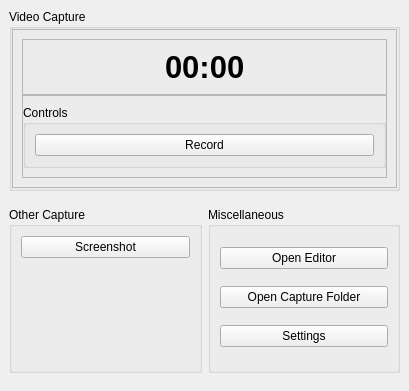
First picture: the form in src/gui/main_window/MainWindow.ui, repository ephell/ClipIt-Screen-Capture-App, before the edit.
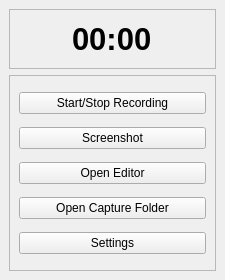
Second picture: the form after the edit. Custom widgets are drawn as their Qt base class.

Patch:
```diff
--- a/src/gui/main_window/MainWindow.ui
+++ b/src/gui/main_window/MainWindow.ui
@@ -6,53 +6,53 @@
    <rect>
     <x>0</x>
     <y>0</y>
-    <width>409</width>
-    <height>391</height>
+    <width>225</width>
+    <height>280</height>
    </rect>
   </property>
+  <property name="sizePolicy">
+   <sizepolicy hsizetype="Fixed" vsizetype="Fixed">
+    <horstretch>0</horstretch>
+    <verstretch>0</verstretch>
+   </sizepolicy>
+  </property>
+  <property name="minimumSize">
+   <size>
+    <width>225</width>
+    <height>280</height>
+   </size>
+  </property>
+  <property name="maximumSize">
+   <size>
+    <width>225</width>
+    <height>280</height>
+   </size>
+  </property>
   <property name="windowTitle">
    <string>ClipIt</string>
   </property>
   <widget class="QWidget" name="central_widget">
    <layout class="QVBoxLayout" name="central_layout">
     <item>
-     <widget class="QGroupBox" name="video_capture_groupbox">
-      <property name="title">
-       <string>Video Capture</string>
-      </property>
-      <layout class="QVBoxLayout" name="video_capture_groupbox_layout">
-       <property name="spacing">
-        <number>6</number>
-       </property>
-       <property name="leftMargin">
-        <number>0</number>
-       </property>
-       <property name="topMargin">
-        <number>0</number>
-       </property>
-       <property name="rightMargin">
-        <number>0</number>
-       </property>
-       <property name="bottomMargin">
-        <number>0</number>
-       </property>
-       <item>
-        <widget class="QFrame" name="video_capture_main_frame">
-         <property name="frameShape">
-          <enum>QFrame::StyledPanel</enum>
-         </property>
-         <property name="frameShadow">
-          <enum>QFrame::Raised</enum>
-         </property>
-         <layout class="QVBoxLayout" name="viceo_capture_main_frame_layout">
-          <property name="spacing">
-           <number>0</number>
-          </property>
-          <property name="leftMargin">
-           <number>9</number>
-          </property>
-          <item>
            <widget class="QFrame" name="capture_timer_frame">
+      <property name="sizePolicy">
+       <sizepolicy hsizetype="Preferred" vsizetype="Fixed">
+        <horstretch>0</horstretch>
+        <verstretch>0</verstretch>
+       </sizepolicy>
+      </property>
+      <property name="minimumSize">
+       <size>
+        <width>0</width>
+        <height>60</height>
+       </size>
+      </property>
+      <property name="maximumSize">
+       <size>
+        <width>16777215</width>
+        <height>60</height>
+       </size>
+      </property>
             <property name="frameShape">
              <enum>QFrame::StyledPanel</enum>
             </property>
@@ -109,76 +109,21 @@
            </widget>
           </item>
           <item>
-           <widget class="QFrame" name="video_capture_controls_and_settings_container_frame">
+     <widget class="QFrame" name="button_frame">
             <property name="frameShape">
              <enum>QFrame::StyledPanel</enum>
             </property>
             <property name="frameShadow">
              <enum>QFrame::Raised</enum>
             </property>
-            <layout class="QHBoxLayout" name="video_capture_controls_and_settings_container_frame_layout">
-             <property name="leftMargin">
-              <number>0</number>
-             </property>
-             <property name="rightMargin">
-              <number>0</number>
-             </property>
-             <item>
-              <widget class="QGroupBox" name="video_capture_controls_group_box">
-               <property name="title">
-                <string>Controls</string>
-               </property>
-               <layout class="QVBoxLayout" name="video_capture_controls_group_box_layout">
-                <item>
-                 <layout class="QHBoxLayout" name="start_stop_button_h_layout">
+      <layout class="QVBoxLayout" name="verticalLayout">
                   <item>
                    <widget class="RecordButton" name="record_button">
                     <property name="text">
-                     <string>Record</string>
+          <string>Start/Stop Recording</string>
                     </property>
                    </widget>
                   </item>
-                 </layout>
-                </item>
-               </layout>
-              </widget>
-             </item>
-            </layout>
-           </widget>
-          </item>
-         </layout>
-        </widget>
-       </item>
-      </layout>
-     </widget>
-    </item>
-    <item>
-     <spacer name="central_widget_v_spacer">
-      <property name="orientation">
-       <enum>Qt::Vertical</enum>
-      </property>
-      <property name="sizeType">
-       <enum>QSizePolicy::Fixed</enum>
-      </property>
-      <property name="sizeHint" stdset="0">
-       <size>
-        <width>20</width>
-        <height>10</height>
-       </size>
-      </property>
-     </spacer>
-    </item>
-    <item>
-     <layout class="QHBoxLayout" name="other_capture_and_miscellaneous_h_layout">
-      <property name="bottomMargin">
-       <number>9</number>
-      </property>
-      <item>
-       <widget class="QGroupBox" name="other_capture_group_box">
-        <property name="title">
-         <string>Other Capture</string>
-        </property>
-        <layout class="QVBoxLayout" name="other_capture_group_box_layout">
          <item>
           <widget class="ScreenshotButton" name="screenshot_button">
            <property name="text">
@@ -187,28 +132,6 @@
           </widget>
          </item>
          <item>
-          <spacer name="other_capture_group_box_v_spacer">
-           <property name="orientation">
-            <enum>Qt::Vertical</enum>
-           </property>
-           <property name="sizeHint" stdset="0">
-            <size>
-             <width>20</width>
-             <height>40</height>
-            </size>
-           </property>
-          </spacer>
-         </item>
-        </layout>
-       </widget>
-      </item>
-      <item>
-       <widget class="QGroupBox" name="miscellaneous_group_box">
-        <property name="title">
-         <string>Miscellaneous</string>
-        </property>
-        <layout class="QVBoxLayout" name="miscellaneous_group_box_layout">
-         <item>
           <widget class="OpenEditorButton" name="open_editor_button">
            <property name="text">
             <string>Open Editor</string>
@@ -231,8 +154,6 @@
          </item>
         </layout>
        </widget>
-      </item>
-     </layout>
     </item>
    </layout>
   </widget>
```
Lines whose indentation alone changed are shown as unchanged.
